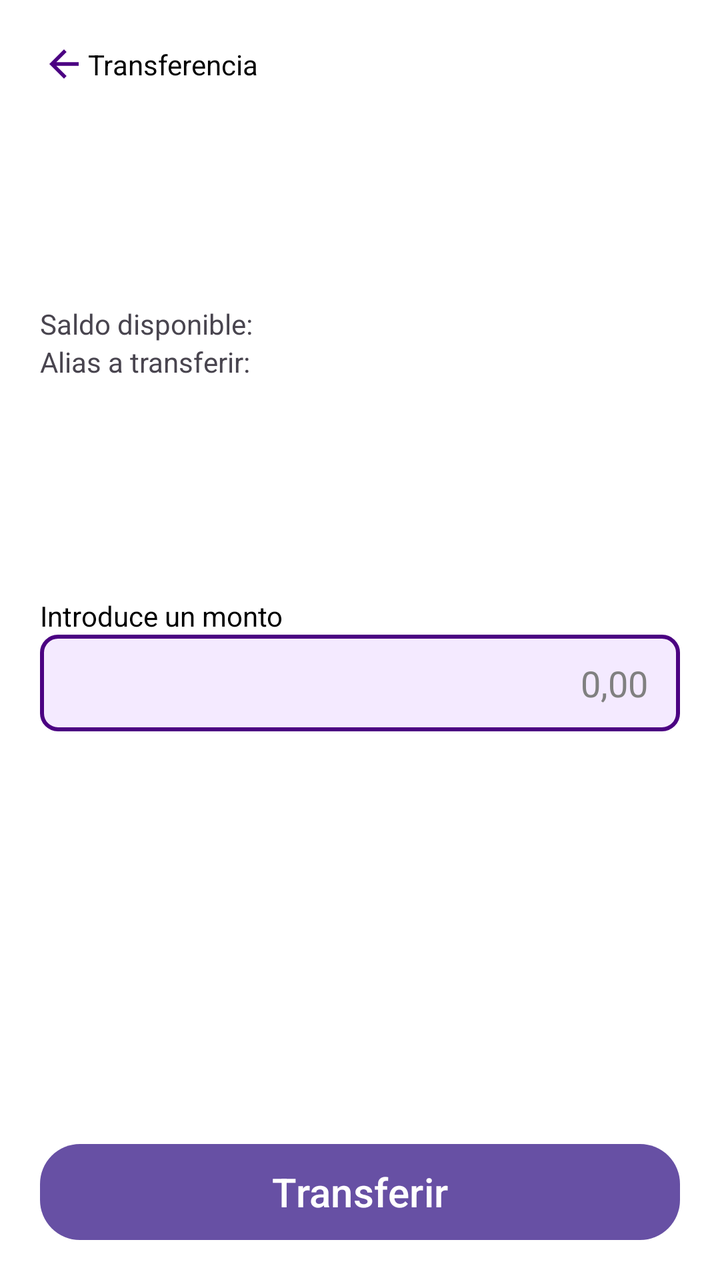
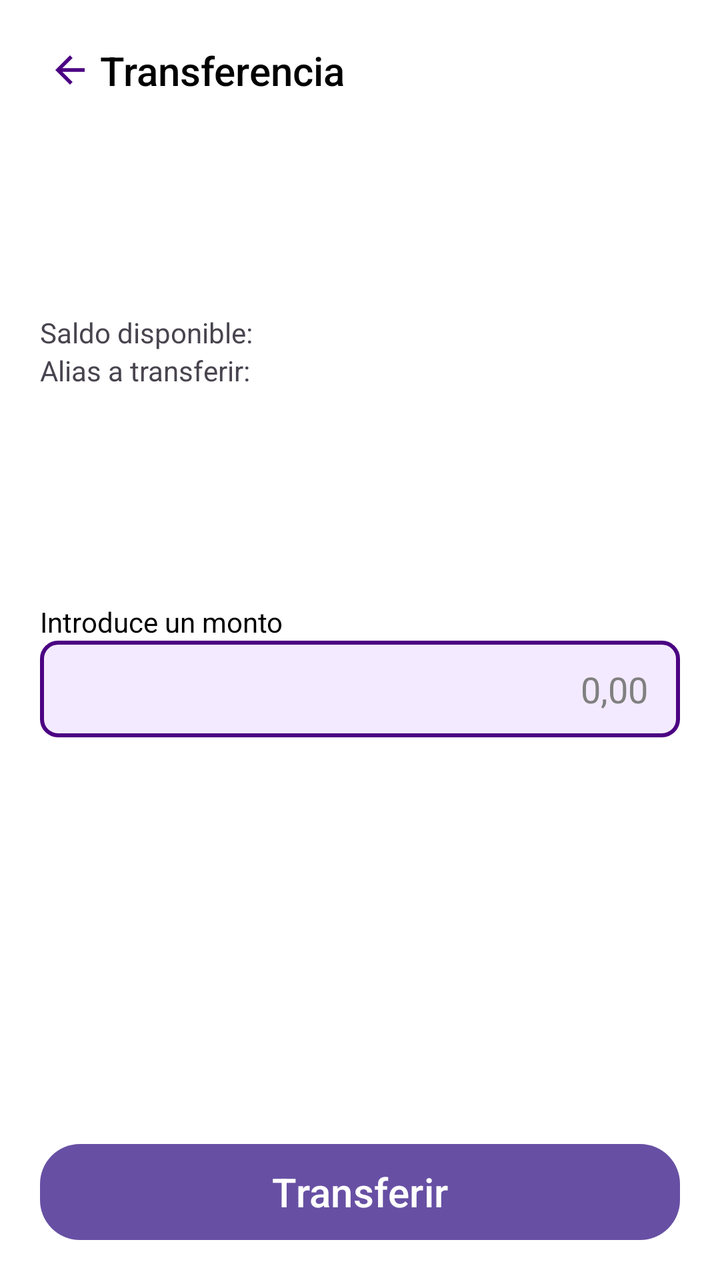

The first picture is an Android layout as it rendered before a commit; the second is the same layout after the commit. The layout source and the unified diff follow.
<!-- AndroidManifest.xml: application theme Theme.Kharon -->
<!-- res/layout/activity_transferencia_monto.xml -->
<?xml version="1.0" encoding="utf-8"?>
<androidx.constraintlayout.widget.ConstraintLayout xmlns:android="http://schemas.android.com/apk/res/android"
    xmlns:app="http://schemas.android.com/apk/res-auto"
    xmlns:tools="http://schemas.android.com/tools"
    android:layout_width="match_parent"
    android:layout_height="match_parent"
    android:background="@color/white"
    android:id="@+id/transferenciaMonto"
    tools:context=".views.TransferenciaMonto"
    >
    <androidx.constraintlayout.widget.ConstraintLayout
        android:layout_width="0dp"
        android:layout_height="0dp"
        android:padding="20dp"
        app:layout_constraintTop_toTopOf="parent"
        app:layout_constraintBottom_toBottomOf="parent"
        app:layout_constraintStart_toStartOf="parent"
        app:layout_constraintEnd_toEndOf="parent">

        
        <androidx.constraintlayout.widget.ConstraintLayout
            android:id="@+id/toolbarMonto"
            android:layout_width="0dp"
            android:layout_height="wrap_content"
            app:layout_constraintEnd_toEndOf="parent"
            app:layout_constraintStart_toStartOf="parent"
            app:layout_constraintTop_toTopOf="parent"
            >
            <ImageView
                android:id="@+id/backBtnToolbarMonto"
                android:layout_width="24dp"
                android:layout_height="24dp"
                android:src="@drawable/ic_arrow_left"
                app:tint="@color/indigo"
                app:layout_constraintStart_toStartOf="parent"
                app:layout_constraintEnd_toStartOf="@id/backBtnToolbarMonto"
                app:layout_constraintTop_toTopOf="parent"
                app:layout_constraintBottom_toBottomOf="parent"
                android:padding="1dp"
                android:background="?attr/selectableItemBackgroundBorderless"
                />
            <TextView
                android:id="@+id/tituloToolbarMonto"
                android:layout_width="0dp"
                android:layout_height="wrap_content"
                android:text="Transferencia"
                app:layout_constraintEnd_toEndOf="parent"
                app:layout_constraintStart_toEndOf="@id/backBtnToolbarMonto"
                app:layout_constraintTop_toTopOf="parent"
                app:layout_constraintBottom_toBottomOf="parent"
                android:textColor="@color/black"
                />

        </androidx.constraintlayout.widget.ConstraintLayout>

        
        <androidx.constraintlayout.widget.ConstraintLayout
            android:layout_width="0dp"
            android:layout_height="wrap_content"
            android:id="@+id/data"
            app:layout_constraintTop_toBottomOf="@id/toolbarMonto"
            app:layout_constraintBottom_toTopOf="@id/contenedorMonto"
            app:layout_constraintStart_toStartOf="parent"
            app:layout_constraintEnd_toEndOf="parent"
            >
            <TextView
                android:layout_width="0dp"
                android:layout_height="wrap_content"
                android:text="Saldo disponible: "
                android:id="@+id/txtSaldoDisponible"
                app:layout_constraintTop_toTopOf="parent"
                app:layout_constraintEnd_toEndOf="parent"
                app:layout_constraintStart_toStartOf="parent"
                />
            <TextView
                android:layout_width="0dp"
                android:layout_height="wrap_content"
                android:text="Alias a transferir: "
                android:id="@+id/txtAlias"
                app:layout_constraintTop_toBottomOf="@id/txtSaldoDisponible"
                app:layout_constraintEnd_toEndOf="parent"
                app:layout_constraintStart_toStartOf="parent"
                app:layout_constraintBottom_toBottomOf="parent"
                />

        </androidx.constraintlayout.widget.ConstraintLayout>

        
        <androidx.constraintlayout.widget.ConstraintLayout
            android:id="@+id/contenedorMonto"
            android:layout_width="0dp"
            android:layout_height="wrap_content"
            app:layout_constraintTop_toBottomOf="@id/toolbarMonto"
            app:layout_constraintEnd_toEndOf="parent"
            app:layout_constraintStart_toStartOf="parent"
            app:layout_constraintBottom_toBottomOf="@id/btnTransferirOperacion"
            >
            <TextView
                android:id="@+id/labelMonto"
                android:layout_width="0dp"
                android:layout_height="wrap_content"
                android:text="Introduce un monto"
                android:textColor="@color/black"
                app:layout_constraintTop_toTopOf="parent"
                app:layout_constraintEnd_toEndOf="parent"
                app:layout_constraintStart_toStartOf="parent"
                android:layout_marginBottom="20dp"
                />
            <EditText
                android:id="@+id/inputMonto"
                android:layout_width="0dp"
                android:layout_height="wrap_content"
                android:inputType="number"
                android:background="@drawable/input"
                android:hint="0,00"
                android:textAlignment="viewEnd"
                android:textColorHint="@color/grisIntermedio"
                android:textColor="@color/black"
                app:layout_constraintTop_toBottomOf="@id/labelMonto"
                app:layout_constraintEnd_toEndOf="parent"
                app:layout_constraintStart_toStartOf="parent"
                app:layout_constraintBottom_toBottomOf="parent"
                />

        </androidx.constraintlayout.widget.ConstraintLayout>
        <Button
            style="@style/TituloMediano"
            android:id="@+id/btnTransferirOperacion"
            android:layout_width="0dp"
            android:layout_height="wrap_content"
            android:text="Transferir"
            android:background="@drawable/button"
            android:textColor="@color/white"
            app:layout_constraintHorizontal_bias="0.0"
            app:layout_constraintEnd_toEndOf="parent"
            app:layout_constraintStart_toStartOf="parent"
            app:layout_constraintBottom_toBottomOf="parent"
            />


    </androidx.constraintlayout.widget.ConstraintLayout>


</androidx.constraintlayout.widget.ConstraintLayout>
<!-- resources referenced by this layout -->
<resources>
  <color name="black">#FF000000</color>
  <color name="grisIntermedio">#808080</color>
  <color name="indigo">#4B0082</color>
  <color name="white">#FFFFFFFF</color>
  <!-- drawable button (drawable) -->
  <?xml version="1.0" encoding="utf-8"?>
  <shape xmlns:android="http://schemas.android.com/apk/res/android">
      <solid android:color="@color/indigo" />
      <corners android:radius="20dp" />
      <padding
          android:left="16dp"
          android:top="12dp"
          android:right="16dp"
          android:bottom="12dp"
          />
  </shape>
  <!-- drawable ic_arrow_left (drawable) -->
  <vector xmlns:android="http://schemas.android.com/apk/res/android" android:autoMirrored="true" android:height="24dp" android:tint="#000000" android:viewportHeight="24" android:viewportWidth="24" android:width="24dp">
        
      <path android:fillColor="@android:color/white" android:pathData="M20,11H7.83l5.59,-5.59L12,4l-8,8 8,8 1.41,-1.41L7.83,13H20v-2z"/>
      
  </vector>
  <!-- drawable input (drawable) -->
  <?xml version="1.0" encoding="utf-8"?>
  <shape android:shape="rectangle"
      xmlns:android="http://schemas.android.com/apk/res/android">
      <solid  android:color="@color/indigoClaro"/>
      <corners android:radius="8dp" />
      <stroke
          android:width="2dp"
          android:color="@color/indigo"
      />
      <padding
          android:left="16dp"
          android:top="12dp"
          android:right="16dp"
          android:bottom="12dp"
          />
  </shape>
  <style name="TituloMediano">
          <item name="android:textSize">20sp</item>
          <item name="android:fontFamily">sans-serif-medium</item>
      </style>
  <style name="Theme.Kharon" parent="Base.Theme.Kharon" />
  <color name="indigoClaro">#F4EAFF</color>
  <style name="Base.Theme.Kharon" parent="Theme.Material3.DayNight.NoActionBar">
          
          
      </style>
</resources>

<!-- the commit's change to res/layout/activity_transferencia_monto.xml (unified diff, before → after) -->
@@ -28,18 +28,19 @@
             >
             <ImageView
                 android:id="@+id/backBtnToolbarMonto"
-                android:layout_width="24dp"
-                android:layout_height="24dp"
+                android:layout_width="30dp"
+                android:layout_height="30dp"
                 android:src="@drawable/ic_arrow_left"
                 app:tint="@color/indigo"
                 app:layout_constraintStart_toStartOf="parent"
                 app:layout_constraintEnd_toStartOf="@id/backBtnToolbarMonto"
                 app:layout_constraintTop_toTopOf="parent"
                 app:layout_constraintBottom_toBottomOf="parent"
-                android:padding="1dp"
+                android:padding="4dp"
                 android:background="?attr/selectableItemBackgroundBorderless"
                 />
             <TextView
+                style="@style/TituloMediano"
                 android:id="@+id/tituloToolbarMonto"
                 android:layout_width="0dp"
                 android:layout_height="wrap_content"
